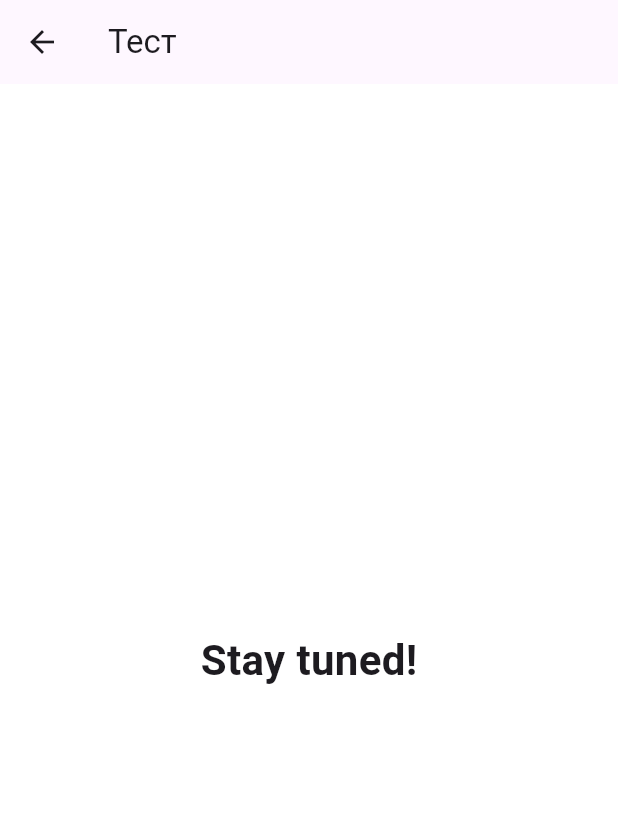
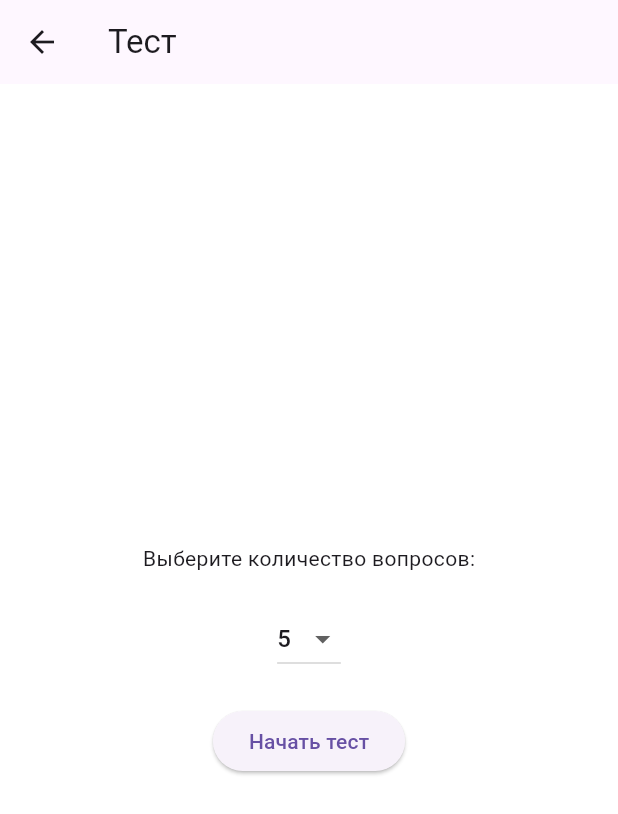
Before and after one commit to mashitskayaanastasiya-sudo/yoga_app, a Flutter app: the screen it shows after launch, after a tap on "Тест", on a phone screen of 412 x 824 dp. Shown: the top 814 px of the screen. Run offline on Flutter 3.47's test engine with Material 3 defaults, Android fonts, the light colour scheme and no system bars; network calls fail.

Commit message:
Добавлен раздел Quiz

```diff
--- a/lib/main.dart
+++ b/lib/main.dart
@@ -2,6 +2,7 @@ import 'package:flutter/material.dart';
 import 'models/asana.dart';
 import 'dart:convert';
 import 'package:flutter/services.dart' show rootBundle;
+import 'quiz.dart';
 import 'dart:math';
 
 void main() {
@@ -49,8 +50,7 @@ class LandingPage extends StatelessWidget {
               const SizedBox(height: 100), // отступ сверху
               _buildMenuItem(context, "Обучение", const AsanaCardsScreen()),
               const SizedBox(height: 30),
-              _buildMenuItem(context, "Тест",
-                  const PlaceholderScreen(title: "Тест")),
+              _buildMenuItem(context, "Тест", const QuizScreen()),
               const SizedBox(height: 30),
               _buildMenuItem(context, "Конструктор практики",
                   const PlaceholderScreen(title: "Конструктор практики")),
--- /dev/null
+++ b/lib/quiz.dart
@@ -0,0 +1,209 @@
+import 'dart:convert';
+import 'dart:math';
+import 'package:flutter/material.dart';
+import 'package:flutter/services.dart' show rootBundle;
+import 'models/asana.dart';
+
+class QuizScreen extends StatefulWidget {
+  const QuizScreen({super.key});
+
+  @override
+  State<QuizScreen> createState() => _QuizScreenState();
+}
+
+class _QuizScreenState extends State<QuizScreen> {
+  List<Asana> _allAsanas = [];
+  List<Asana> _questions = [];
+  List<String> _options = [];
+  int _currentIndex = 0;
+  int _score = 0;
+  int _totalQuestions = 5;
+  bool _answered = false;
+  String? _selectedAnswer;
+
+  @override
+  void initState() {
+    super.initState();
+    _loadAsanas();
+  }
+
+  /// Загружаем JSON с асанами
+  Future<void> _loadAsanas() async {
+    final String response =
+        await rootBundle.loadString('assets/data/surya_namaskar.json');
+    final List<dynamic> data = json.decode(response);
+    setState(() {
+      _allAsanas = data.map((item) => Asana.fromJson(item)).toList();
+    });
+  }
+
+  /// Запуск теста
+  void _startQuiz() {
+    if (_allAsanas.isEmpty) {
+      ScaffoldMessenger.of(context).showSnackBar(
+        const SnackBar(content: Text("Асаны ещё загружаются, попробуйте позже")),
+      );
+      return;
+    }
+
+    _allAsanas.shuffle();
+    _questions = _allAsanas.take(_totalQuestions).toList();
+    _currentIndex = 0;
+    _score = 0;
+    _answered = false;
+    _selectedAnswer = null;
+    _options = _generateOptions(_questions[_currentIndex]);
+
+    setState(() {});
+  }
+
+  /// Генерация вариантов ответа
+  List<String> _generateOptions(Asana correct) {
+    final options = <String>[correct.nameSanskrit];
+    final random = Random();
+
+    while (options.length < 4) {
+      final candidate = _allAsanas[random.nextInt(_allAsanas.length)].nameSanskrit;
+      if (!options.contains(candidate)) {
+        options.add(candidate);
+      }
+    }
+
+    options.shuffle();
+    return options;
+  }
+
+  /// Обработка выбора ответа
+  void _selectAnswer(String answer) {
+    setState(() {
+      _answered = true;
+      _selectedAnswer = answer;
+      if (answer == _questions[_currentIndex].nameSanskrit) {
+        _score++;
+      }
+    });
+
+    Future.delayed(const Duration(seconds: 1), () {
+      if (_currentIndex < _questions.length - 1) {
+        setState(() {
+          _currentIndex++;
+          _answered = false;
+          _selectedAnswer = null;
+          _options = _generateOptions(_questions[_currentIndex]);
+        });
+      } else {
+        _showResult();
+      }
+    });
+  }
+
+  /// Показ результата
+  void _showResult() {
+    showDialog(
+      context: context,
+      builder: (_) => AlertDialog(
+        title: const Text("Результат"),
+        content: Text("Вы ответили правильно на $_score из $_totalQuestions"),
+        actions: [
+          TextButton(
+            onPressed: () {
+              Navigator.pop(context);
+              setState(() {
+                _questions.clear();
+              });
+            },
+            child: const Text("Ок"),
+          )
+        ],
+      ),
+    );
+  }
+
+  @override
+  Widget build(BuildContext context) {
+    // 1. Пока асаны не загружены
+    if (_allAsanas.isEmpty) {
+      return const Scaffold(
+        body: Center(child: CircularProgressIndicator()),
+      );
+    }
+
+    // 2. Пока тест не запущен
+    if (_questions.isEmpty) {
+      return Scaffold(
+        appBar: AppBar(title: const Text("Тест")),
+        body: Center(
+          child: Column(
+            mainAxisAlignment: MainAxisAlignment.center,
+            children: [
+              const Text("Выберите количество вопросов:"),
+              const SizedBox(height: 20),
+              DropdownButton<int>(
+                value: _totalQuestions,
+                items: const [
+                  DropdownMenuItem(value: 5, child: Text("5")),
+                  DropdownMenuItem(value: 10, child: Text("10")),
+                  DropdownMenuItem(value: 20, child: Text("20")),
+                ],
+                onChanged: (val) => setState(() => _totalQuestions = val!),
+              ),
+              const SizedBox(height: 20),
+              ElevatedButton(
+                onPressed: _startQuiz,
+                child: const Text("Начать тест"),
+              ),
+            ],
+          ),
+        ),
+      );
+    }
+
+    // 3. Экран с вопросом
+    final asana = _questions[_currentIndex];
+
+    return Scaffold(
+      appBar: AppBar(title: Text("Вопрос ${_currentIndex + 1}/$_totalQuestions")),
+      body: Column(
+        mainAxisAlignment: MainAxisAlignment.center,
+        children: [
+          Expanded(
+            child: Padding(
+              padding: const EdgeInsets.all(16.0),
+              child: Image.network(asana.imageUrl, fit: BoxFit.contain),
+            ),
+          ),
+          Column(
+            children: _options.map((option) {
+              final isCorrect = option == asana.nameSanskrit;
+              final isSelected = option == _selectedAnswer;
+
+              Color? color;
+              if (_answered && isSelected) {
+                color = isCorrect ? Colors.green : Colors.red;
+              } else if (_answered && isCorrect) {
+                color = Colors.green;
+              }
+
+              return GestureDetector(
+                onTap: !_answered ? () => _selectAnswer(option) : null,
+                child: Container(
+                  margin: const EdgeInsets.symmetric(vertical: 6, horizontal: 16),
+                  padding: const EdgeInsets.all(14),
+                  decoration: BoxDecoration(
+                    borderRadius: BorderRadius.circular(8),
+                    border: Border.all(color: Colors.black54),
+                    color: color ?? Colors.white,
+                  ),
+                  child: Center(
+                    child: Text(option, style: const TextStyle(fontSize: 18)),
+                  ),
+                ),
+              );
+            }).toList(),
+          ),
+          const SizedBox(height: 20),
+        ],
+      ),
+    );
+  }
+}
```
